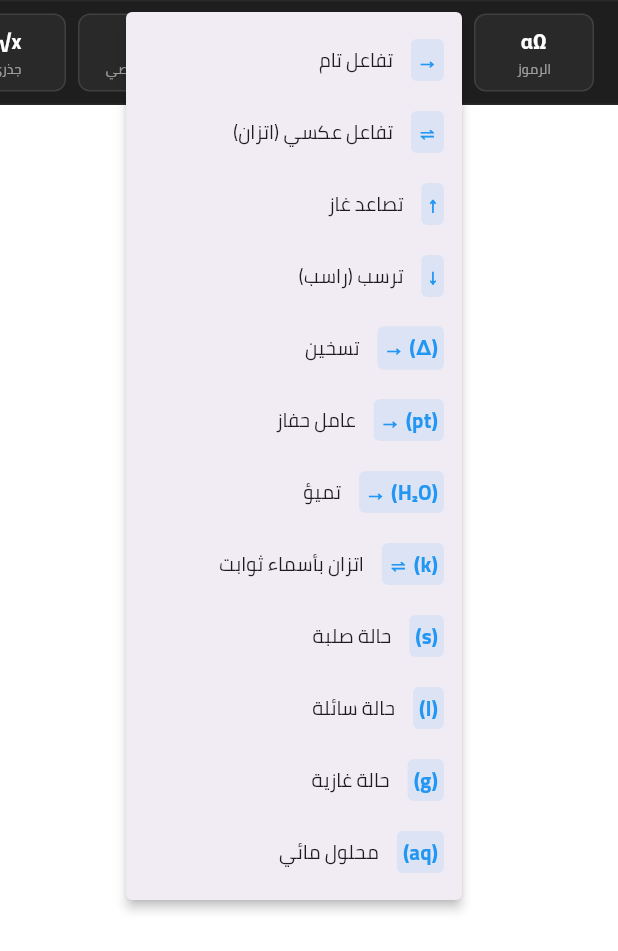
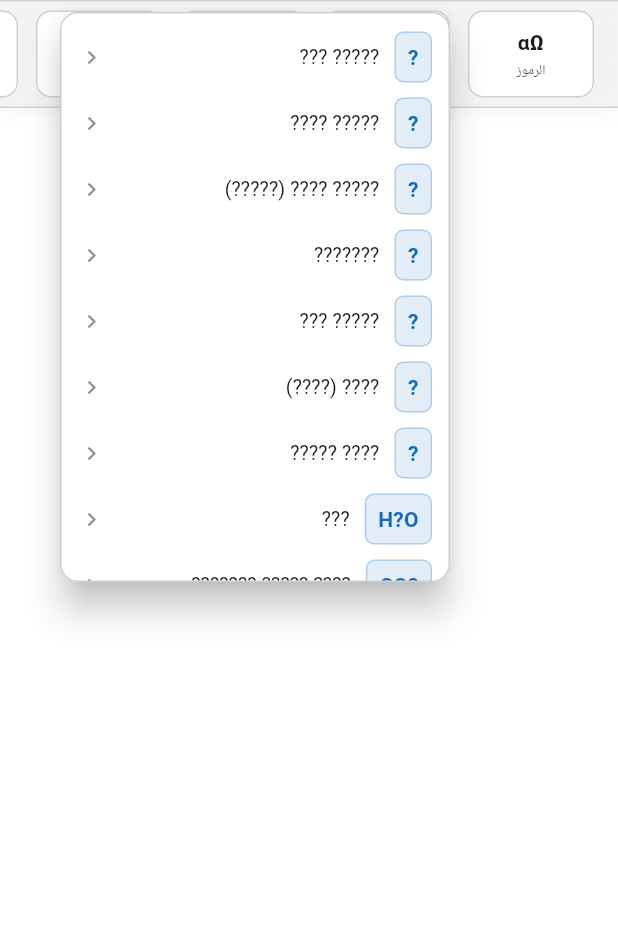
Before and after one commit to Omarrawas/doraty-app, a Flutter app: the MathSymbolToolbar widget shown alone on an empty page, opened directly with empty values, after a tap on an icon or button, on a phone screen of 412 x 824 dp. Shown: the top 951 px of the screen. Run offline on Flutter 3.47's test engine with Material 3 defaults, Android fonts, the phone set to English and light mode, and no system bars; our stand-ins replace audioplayers, cached_network_image, chewie, connectivity_plus, curved_navigation_bar, dio and 27 more; missing offline and left inert: encrypt, flutter_quill, flutter_quill_delta_from_html, flutter_tex, flutter_windowmanager, mobile_scanner and 4 more; accounts and stored records are empty; Roboto replaces fonts that are missing (Segoe UI).

Commit message:
feat: Add rich text editor with math symbol toolbar and HTML conversion.

```diff
--- a/lib/widgets/math_symbol_toolbar.dart
+++ b/lib/widgets/math_symbol_toolbar.dart
@@ -12,19 +12,38 @@ class MathSymbolToolbar extends StatelessWidget {
 
   @override
   Widget build(BuildContext context) {
+    final theme = Theme.of(context);
+    final isDark = theme.brightness == Brightness.dark;
+    final background = isDark ? const Color(0xFF1E1E1E) : const Color(0xFFF3F3F3);
+    final border = isDark ? Colors.white12 : const Color(0xFFD0D0D0);
     return Container(
-      height: 70,
+      height: 72,
       decoration: BoxDecoration(
-        color: const Color(0xFF1E1E1E),
+        color: background,
+        gradient: LinearGradient(
+          colors: [
+            background.withOpacity(0.98),
+            background.withOpacity(0.9),
+          ],
+          begin: Alignment.topCenter,
+          end: Alignment.bottomCenter,
+        ),
         border: Border(
-          top: BorderSide(color: Colors.white.withOpacity(0.05)),
-          bottom: BorderSide(color: Colors.white.withOpacity(0.05)),
+          top: BorderSide(color: border),
+          bottom: BorderSide(color: border),
         ),
+        boxShadow: [
+          BoxShadow(
+            color: Colors.black.withOpacity(isDark ? 0.35 : 0.08),
+            blurRadius: 12,
+            offset: const Offset(0, -2),
+          ),
+        ],
       ),
       child: ListView(
         scrollDirection: Axis.horizontal,
         controller: scrollController,
-        padding: const EdgeInsets.symmetric(horizontal: 12, vertical: 8),
+        padding: const EdgeInsets.symmetric(horizontal: 10, vertical: 6),
         children: [
           _buildCategoryMenu(
             context,
@@ -64,18 +83,50 @@ class MathSymbolToolbar extends StatelessWidget {
             'كيمياء',
             '⇌',
             [
-              _MathTemplate('→', 'تفاعل تام', '→'),
-              _MathTemplate('⇌', 'تفاعل عكسي (اتزان)', '⇌'),
-              _MathTemplate('↑', 'تصاعد غاز', '↑'),
-              _MathTemplate('↓', 'ترسب (راسب)', '↓'),
-              _MathTemplate(r'\( \xrightarrow{\Delta} \)', 'تسخين', '→ (Δ)'),
-              _MathTemplate(r'\( \xrightarrow{pt} \)', 'عامل حفاز', '→ (pt)'),
-              _MathTemplate(r'\( \xrightarrow{H_2O} \)', 'تميؤ', '→ (H₂O)'),
-              _MathTemplate(r'\( \xrightleftharpoons[k_2]{k_1} \)', 'اتزان بأسماء ثوابت', '⇌ (k)'),
-              _MathTemplate('(s)', 'حالة صلبة', '(s)'),
-              _MathTemplate('(l)', 'حالة سائلة', '(l)'),
-              _MathTemplate('(g)', 'حالة غازية', '(g)'),
-              _MathTemplate('(aq)', 'محلول مائي', '(aq)'),
+              _MathTemplate('?', '????? ???', '?'),
+              _MathTemplate('?', '????? ????', '?'),
+              _MathTemplate('?', '????? ???? (?????)', '?'),
+              _MathTemplate('?', '???????', '?'),
+              _MathTemplate('?', '????? ???', '?'),
+              _MathTemplate('?', '???? (????)', '?'),
+              _MathTemplate('?', '???? ?????', '?'),
+              _MathTemplate('H?O', '???', 'H?O'),
+              _MathTemplate('CO?', '???? ????? ???????', 'CO?'),
+              _MathTemplate('SO???', '???????', 'SO???'),
+              _MathTemplate('NH??', '???????', 'NH??'),
+              _MathTemplate('Na?', '??????', 'Na?'),
+              _MathTemplate('Cl?', '??????', 'Cl?'),
+              _MathTemplate('Ca??', '???????', 'Ca??'),
+              _MathTemplate('Al??', '????????', 'Al??'),
+              _MathTemplate('O??', '?????', 'O??'),
+              _MathTemplate('S??', '???????', 'S??'),
+              _MathTemplate('NO??', '?????', 'NO??'),
+              _MathTemplate('CO???', '???????', 'CO???'),
+              _MathTemplate('PO???', '??????', 'PO???'),
+              _MathTemplate('?', '??? ???? 0', '?'),
+              _MathTemplate('?', '??? ???? 1', '?'),
+              _MathTemplate('?', '??? ???? 2', '?'),
+              _MathTemplate('?', '??? ???? 3', '?'),
+              _MathTemplate('?', '??? ???? 4', '?'),
+              _MathTemplate('?', '??? ???? 5', '?'),
+              _MathTemplate('?', '??? ???? 6', '?'),
+              _MathTemplate('?', '??? ???? 7', '?'),
+              _MathTemplate('?', '??? ???? 8', '?'),
+              _MathTemplate('?', '??? ???? 9', '?'),
+              _MathTemplate('?', '???? ?????', '?'),
+              _MathTemplate('?', '???? ?????', '?'),
+              _MathTemplate('??', '???? 2+', '??'),
+              _MathTemplate('??', '???? 2-', '??'),
+              _MathTemplate('??', '???? 3+', '??'),
+              _MathTemplate('??', '???? 3-', '??'),
+              _MathTemplate(r'\( \xrightarrow{\Delta} \)', '?????', '? (?)'),
+              _MathTemplate(r'\( \xrightarrow{pt} \)', '???? ????', '? (pt)'),
+              _MathTemplate(r'\( \xrightarrow{H_2O} \)', '????', '? (H?O)'),
+              _MathTemplate(r'\( \xrightleftharpoons[k_2]{k_1} \)', '????? ?????? ?????', '? (k)'),
+              _MathTemplate('(s)', '???? ????', '(s)'),
+              _MathTemplate('(l)', '???? ?????', '(l)'),
+              _MathTemplate('(g)', '???? ?????', '(g)'),
+              _MathTemplate('(aq)', '????? ????', '(aq)'),
             ],
           ),
           _buildCategoryMenu(
@@ -226,37 +277,53 @@ class MathSymbolToolbar extends StatelessWidget {
     String iconLabel,
     List<_MathTemplate> templates,
   ) {
+    final theme = Theme.of(context);
+    final isDark = theme.brightness == Brightness.dark;
+    final surface = isDark ? const Color(0xFF2A2A2A) : Colors.white;
+    final border = isDark ? Colors.white12 : const Color(0xFFD0D0D0);
+    final textPrimary = isDark ? Colors.white : const Color(0xFF1B1B1B);
+    final textSecondary = isDark ? Colors.white70 : const Color(0xFF5C5C5C);
+    final accent = isDark ? const Color(0xFF8AB4F8) : const Color(0xFF0F6CBD);
     return Padding(
-      padding: const EdgeInsets.symmetric(horizontal: 4),
+      padding: const EdgeInsets.symmetric(horizontal: 6),
       child: PopupMenuButton<String>(
         onSelected: onSymbolSelected,
-        offset: const Offset(0, -350),
+        offset: const Offset(0, -8),
+        elevation: 10,
+        color: surface,
+        constraints: const BoxConstraints(maxHeight: 380, minWidth: 260),
+        shape: RoundedRectangleBorder(
+          borderRadius: BorderRadius.circular(12),
+          side: BorderSide(color: border),
+        ),
         tooltip: label,
         child: Container(
-          width: 80,
+          width: 84,
           decoration: BoxDecoration(
-            color: Colors.white.withOpacity(0.05),
-            borderRadius: BorderRadius.circular(8),
-            border: Border.all(color: Colors.white.withOpacity(0.1)),
+            color: surface.withOpacity(isDark ? 0.9 : 1),
+            borderRadius: BorderRadius.circular(10),
+            border: Border.all(color: border),
           ),
           child: Column(
             mainAxisAlignment: MainAxisAlignment.center,
             children: [
               Text(
                 iconLabel,
-                style: const TextStyle(
-                  color: Colors.white,
+                style: TextStyle(
+                  color: textPrimary,
                   fontWeight: FontWeight.bold,
                   fontSize: 14,
+                  fontFamily: 'Segoe UI',
                 ),
               ),
               const SizedBox(height: 2),
               Text(
                 label,
                 textAlign: TextAlign.center,
-                style: const TextStyle(
-                  color: Colors.white54,
+                style: TextStyle(
+                  color: textSecondary,
                   fontSize: 9,
+                  fontFamily: 'Segoe UI',
                 ),
               ),
             ],
@@ -265,33 +332,45 @@ class MathSymbolToolbar extends StatelessWidget {
         itemBuilder: (context) => templates.map((t) {
           return PopupMenuItem<String>(
             value: t.value,
+            height: 44,
             child: Row(
               children: [
                 Container(
-                  padding: const EdgeInsets.all(4),
+                  padding: const EdgeInsets.symmetric(horizontal: 8, vertical: 6),
                   decoration: BoxDecoration(
-                    color: Colors.blue.withOpacity(0.1),
-                    borderRadius: BorderRadius.circular(4),
+                    color: accent.withOpacity(0.12),
+                    borderRadius: BorderRadius.circular(6),
+                    border: Border.all(color: accent.withOpacity(0.25)),
                   ),
                   child: Directionality(
                     textDirection: TextDirection.ltr,
                     child: Text(
                       t.preview,
-                      style: const TextStyle(
+                      style: TextStyle(
                         fontSize: 14,
-                        color: Colors.blue,
+                        color: accent,
                         fontWeight: FontWeight.bold,
+                        fontFamily: 'Segoe UI',
                       ),
                     ),
                   ),
                 ),
-                const SizedBox(width: 12),
+                const SizedBox(width: 10),
                 Expanded(
                   child: Text(
                     t.label,
-                    style: const TextStyle(fontSize: 13),
+                    style: TextStyle(
+                      fontSize: 13,
+                      color: textPrimary,
+                      fontFamily: 'Segoe UI',
+                    ),
                     textAlign: TextAlign.right,
                   ),
+                ),
+                Icon(
+                  Icons.chevron_left,
+                  size: 18,
+                  color: textSecondary.withOpacity(0.7),
                 ),
               ],
             ),
--- a/lib/widgets/rich_text_editor.dart
+++ b/lib/widgets/rich_text_editor.dart
@@ -98,6 +98,43 @@ class _RichTextEditorState extends State<RichTextEditor> {
     super.dispose();
   }
 
+  String _normalizeMathSymbol(String symbol) {
+    const box = '□';
+    const fraction = '⁄';
+
+    final replacements = <String, String>{
+      r'\( \frac{}{} \)': '$box$fraction$box',
+      r'\( \tfrac{}{} \)': '$box$fraction$box',
+      r'\( ^{}/_{} \)': '$box$fraction$box',
+      r'\( \cfrac{}{} \)': '$box$fraction$box',
+      r'\( \sqrt{} \)': '\u221A$box',
+      r'\( \sqrt[2]{} \)': '\u00B2\u221A$box',
+      r'\( \sqrt[3]{} \)': '\u00B3\u221A$box',
+      r'\( \sqrt[]{} \)': '\u207F\u221A$box',
+      r'\( \int \)': '\u222B',
+      r'\( \int_{}^{} \)': '\u222B$box',
+      r'\( \iint \)': '\u222C',
+      r'\( \oint \)': '\u222E',
+      r'\( \sum_{}^{} \)': '\u2211',
+      r'\( \sum_{} \)': '\u2211',
+      r'\( \prod_{}^{} \)': '\u220F',
+      r'\( \left( \right) \)': '()',
+      r'\( \lim_{x \to \infty} \)': 'lim\u2093\u2192\u221E',
+      r'\( \log_{10} \)': 'log\u2081\u2080',
+      r'\( \xrightarrow{\Delta} \)': '\u2192\u0394',
+      r'\( \xrightarrow{pt} \)': '\u2192Pt',
+      r'\( \xrightarrow{H_2O} \)': '\u2192H\u2082O',
+      r'\( \xrightleftharpoons[k_2]{k_1} \)': '\u21CCk\u2081/k\u2082',
+    };
+
+    var normalized = symbol;
+    replacements.forEach((key, value) {
+      normalized = normalized.replaceAll(key, value);
+    });
+
+    return normalized;
+  }
+
   @override
   Widget build(BuildContext context) {
     return TapRegion(
@@ -167,22 +204,29 @@ class _RichTextEditorState extends State<RichTextEditor> {
                       final index = _controller.selection.extentOffset;
                       final length = _controller.selection.end -
                           _controller.selection.start;
+                      final normalized = _normalizeMathSymbol(symbol);
 
                       _controller.replaceText(
                         index >= 0 ? index : 0,
                         length > 0 ? length : 0,
-                        symbol,
+                        normalized,
                         null,
                       );
 
-                      // Move cursor after the inserted symbol (or inside if it's a template like {})
-                      int newOffset = (index >= 0 ? index : 0) + symbol.length;
-                      if (symbol.contains('{}')) {
-                        newOffset =
-                            (index >= 0 ? index : 0) + symbol.indexOf('{}') + 1;
-                      } else if (symbol.contains('[]')) {
-                        newOffset =
-                            (index >= 0 ? index : 0) + symbol.indexOf('[]') + 1;
+                      // Move cursor after the inserted symbol (or inside if it's a template)
+                      int newOffset =
+                          (index >= 0 ? index : 0) + normalized.length;
+                      if (normalized.contains('{}')) {
+                        newOffset = (index >= 0 ? index : 0) +
+                            normalized.indexOf('{}') +
+                            1;
+                      } else if (normalized.contains('[]')) {
+                        newOffset = (index >= 0 ? index : 0) +
+                            normalized.indexOf('[]') +
+                            1;
+                      } else if (normalized.contains('□')) {
+                        newOffset = (index >= 0 ? index : 0) +
+                            normalized.indexOf('□');
                       }
 
                       _controller.updateSelection(
```
Also changed, not shown: 4 other files.
